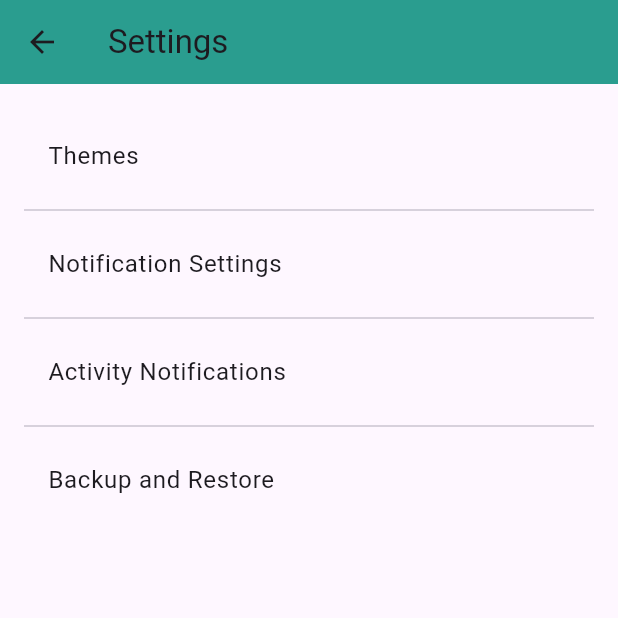
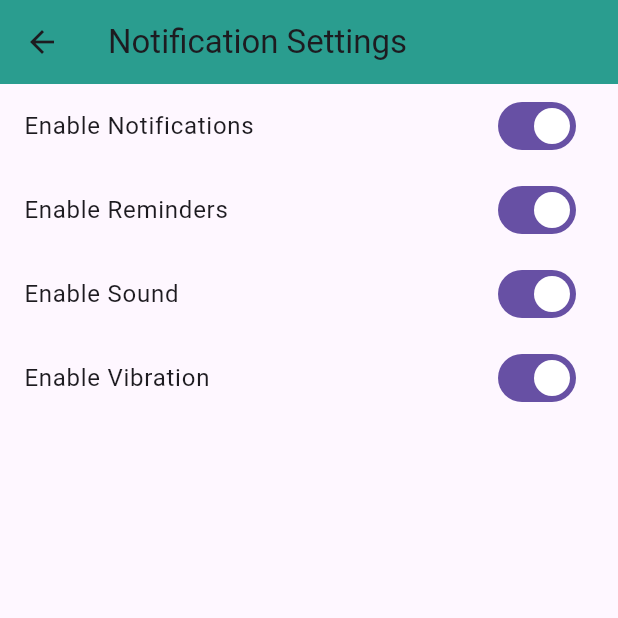
Before and after one commit to Pickardss/CalendarAndToDolist, a Flutter app: the SettingsScreen screen opened directly, after a tap on "Notification Settings", on a phone screen of 412 x 824 dp, the top half of it. Run offline on Flutter 3.47's test engine with Material 3 defaults, Android fonts, the light colour scheme and no system bars; our stand-ins replace date_time_picker.

Commit message:
screens6

```diff
--- a/lib/main.dart
+++ b/lib/main.dart
@@ -9,9 +9,13 @@
   @override
   Widget build(BuildContext context) {
     return MaterialApp(
+      debugShowCheckedModeBanner: false,
       title: 'Todo App',
       theme: ThemeData(
-        primaryColor: Colors.blue,
+        primaryColor: Color(0xFF2a9d8f),
+        appBarTheme: AppBarTheme(
+          color: Color(0xFF2a9d8f),
+        ),
       ),
       home: StartScreen(),
     );
--- a/lib/models/drawer.dart
+++ b/lib/models/drawer.dart
@@ -1,5 +1,4 @@
 import 'package:flutter/material.dart';
-import 'package:todo_app/screens/start_screen.dart';
 import 'package:todo_app/screens/settings_screen.dart';
 
 class CustomDrawer extends StatelessWidget {
@@ -41,7 +40,7 @@
             ),
             title: Text('Help and Feedback'),
             onTap: () {
-              // Geri bildirim sayfasına gitme işlemi
+
             },
           ),
         ],
--- a/lib/screens/accountsettings_screen.dart
+++ b/lib/screens/accountsettings_screen.dart
@@ -45,7 +45,6 @@
               ),
             ),
             onTap: () {
-              // Çıkış işlemi
               Navigator.push(
                 context,
                 MaterialPageRoute(builder: (context) => LoginScreen()),
--- a/lib/screens/forgot_password_screen.dart
+++ b/lib/screens/forgot_password_screen.dart
@@ -50,7 +50,7 @@
               SizedBox(height: 20),
               ElevatedButton(
                 onPressed: () {
-                  // Burada mail gönderme işlemleri gerçekleştirilmelidir
+                  // Burada mail gönderme işlemleri
                 },
                 child: Text("Send Mail"),
               ),
--- a/lib/screens/home_screen.dart
+++ b/lib/screens/home_screen.dart
@@ -9,7 +9,6 @@
     return Scaffold(
       backgroundColor: Colors.white,
       appBar: AppBar(
-        backgroundColor: Color(0xFF2a9d8f),
         title: Text(
           'My Calendar',
           style: TextStyle(
@@ -115,7 +114,7 @@
         ),
       ),
       floatingActionButton: FloatingActionButton(
-        backgroundColor: Color(0xFFE4D546),
+        backgroundColor: Color(0xFF2a9d8f),
         onPressed: () {
           Navigator.push(
             context,
--- a/lib/screens/login_screen.dart
+++ b/lib/screens/login_screen.dart
@@ -1,6 +1,7 @@
 import 'package:flutter/material.dart';
 import 'home_screen.dart';
 import 'forgot_password_screen.dart';
+import 'start_screen.dart';
 
 class LoginScreen extends StatelessWidget {
   @override
@@ -13,7 +14,10 @@
         leading: IconButton(
           icon: Icon(Icons.arrow_back),
           onPressed: () {
-            Navigator.pop(context);
+            Navigator.push(
+              context,
+              MaterialPageRoute(builder: (context) => StartScreen()),
+            );
           },
         ),
       ),
--- /dev/null
+++ b/lib/screens/notificationsettings_screen.dart
@@ -0,0 +1,64 @@
+import 'package:flutter/material.dart';
+
+class NotificationSettingsScreen extends StatefulWidget {
+  @override
+  _NotificationSettingsScreenState createState() =>
+      _NotificationSettingsScreenState();
+}
+
+class _NotificationSettingsScreenState
+    extends State<NotificationSettingsScreen> {
+  bool _notificationsEnabled = true;
+  bool _reminderEnabled = true;
+  bool _soundEnabled = true;
+  bool _vibrationEnabled = true;
+
+  @override
+  Widget build(BuildContext context) {
+    return Scaffold(
+      appBar: AppBar(
+        title: Text('Notification Settings'),
+      ),
+      body: ListView(
+        children: <Widget>[
+          SwitchListTile(
+            title: Text('Enable Notifications'),
+            value: _notificationsEnabled,
+            onChanged: (value) {
+              setState(() {
+                _notificationsEnabled = value;
+              });
+            },
+          ),
+          SwitchListTile(
+            title: Text('Enable Reminders'),
+            value: _reminderEnabled,
+            onChanged: (value) {
+              setState(() {
+                _reminderEnabled = value;
+              });
+            },
+          ),
+          SwitchListTile(
+            title: Text('Enable Sound'),
+            value: _soundEnabled,
+            onChanged: (value) {
+              setState(() {
+                _soundEnabled = value;
+              });
+            },
+          ),
+          SwitchListTile(
+            title: Text('Enable Vibration'),
+            value: _vibrationEnabled,
+            onChanged: (value) {
+              setState(() {
+                _vibrationEnabled = value;
+              });
+            },
+          ),
+        ],
+      ),
+    );
+  }
+}
--- a/lib/screens/settings_screen.dart
+++ b/lib/screens/settings_screen.dart
@@ -1,11 +1,12 @@
 import 'package:flutter/material.dart';
+import 'notificationsettings_screen.dart';
+import 'themes_screen.dart';
 
 class SettingsScreen extends StatelessWidget {
   @override
   Widget build(BuildContext context) {
     return Scaffold(
       appBar: AppBar(
-        backgroundColor: Color(0xFF2a9d8f),
         title: Text('Settings'),
       ),
       body: ListView(
@@ -14,28 +15,20 @@
           ListTile(
             title: Text('Themes'),
             onTap: () {
-              // Tema seçeneklerinin bulunduğu sayfaya yönlendirme işlemi
+              Navigator.push(
+                context,
+                MaterialPageRoute(builder: (context) => ThemeSelectionScreen()),
+              );
             },
           ),
           Divider(),
           ListTile(
             title: Text('Notification Settings'),
             onTap: () {
-              // Bildirim Ayarları sayfasına yönlendirme işlemi
-            },
-          ),
-          Divider(),
-          ListTile(
-            title: Text('Activity Notifications'),
-            onTap: () {
-              // Etkinlik Bildirimleri sayfasına yönlendirme işlemi
-            },
-          ),
-          Divider(),
-          ListTile(
-            title: Text('Backup and Restore'),
-            onTap: () {
-              // Yedekleme ve Geri Yükleme sayfasına yönlendirme işlemi
+              Navigator.push(
+                context,
+                MaterialPageRoute(builder: (context) => NotificationSettingsScreen()),
+              );
             },
           ),
         ],
```
Also changed, not shown: lib/screens/addnew_screen.dart (+7 -5 lines), lib/screens/themes_screen.dart (added, +36 -0 lines), 1 other file.
